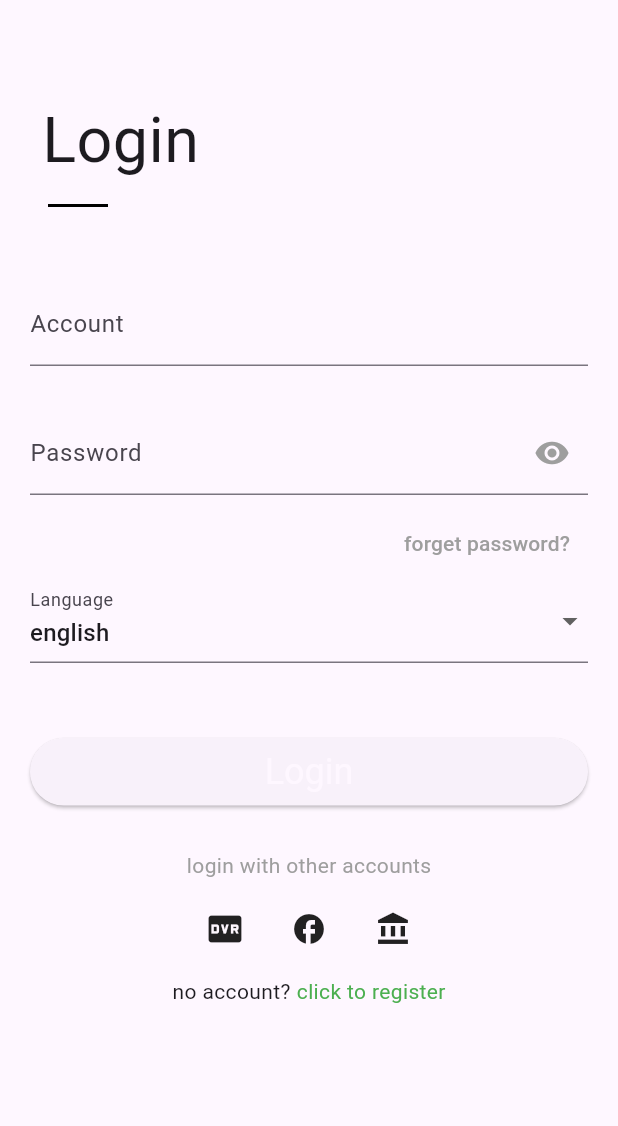
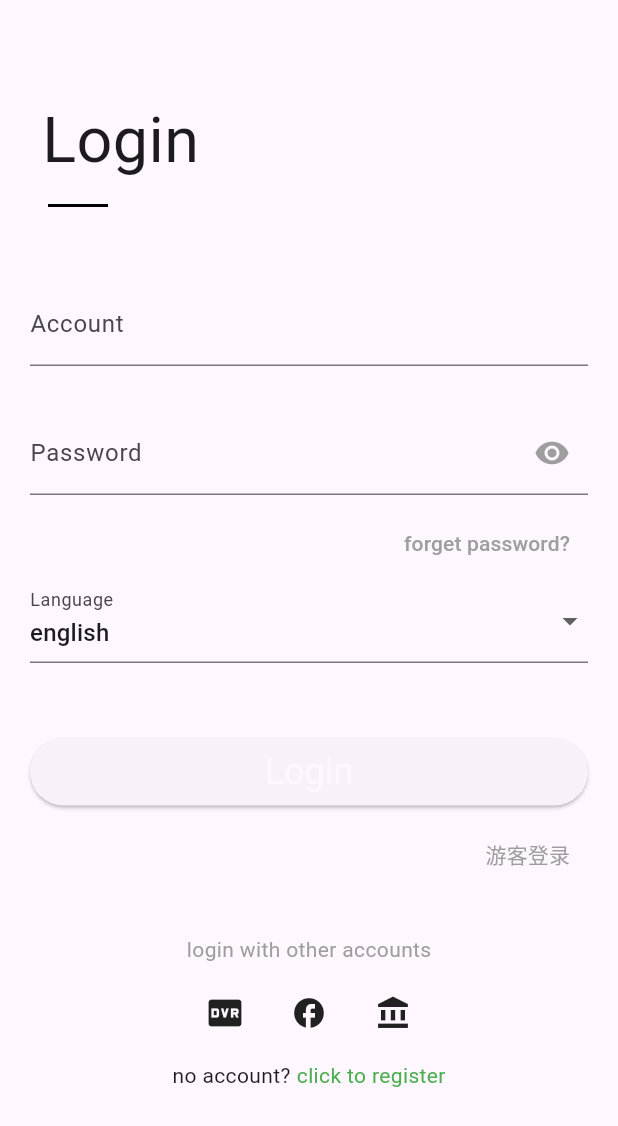
Before and after one commit to qianshipoi/QianShiMusic.Client.Flutter, a Flutter app: the LoginPage screen opened by its route, on a phone screen of 412 x 824 dp. Shown: the top 1126 px of the screen. Run offline on Flutter 3.47's test engine with Material 2 defaults, Android fonts, the phone set to English and light mode, and no system bars; our stand-ins replace cached_network_image, connectivity_plus, cookie_jar, curved_navigation_bar, dio, dio_cookie_manager and 5 more; accounts and stored records are empty.

Commit message:
feat: login

```diff
--- a/lib/main.dart
+++ b/lib/main.dart
@@ -12,6 +12,7 @@ import 'package:qianshi_music/pages/playlist_detail_page.dart';
 import 'package:qianshi_music/pages/search_page.dart';
 import 'package:qianshi_music/pages/settings_page.dart';
 import 'package:qianshi_music/pages/splash_screen_page.dart';
+import 'package:qianshi_music/provider/auth_provider.dart';
 import 'package:qianshi_music/stores/index_controller.dart';
 import 'package:qianshi_music/utils/http/http_util.dart';
 import 'package:qianshi_music/utils/sputils.dart';
@@ -38,6 +39,7 @@ Future<void> initStore() async {
   HttpUtils.init(
       baseUrl: ApiContants.baseUrl, interceptors: [CookieManager(jar)]);
   Get.put(IndexController());
+  Get.lazyPut(() => AuthProvider());
 }
 
 class MyApp extends StatelessWidget {
--- a/lib/pages/login_page.dart
+++ b/lib/pages/login_page.dart
@@ -4,6 +4,7 @@ import 'package:qianshi_music/locale/globalization.dart';
 import 'package:qianshi_music/pages/home_page.dart';
 import 'package:qianshi_music/provider/auth_provider.dart';
 import 'package:qianshi_music/stores/index_controller.dart';
+import 'package:qianshi_music/utils/http/http_util.dart';
 import 'package:qianshi_music/utils/logger.dart';
 
 class LoginPage extends StatefulWidget {
@@ -57,6 +58,7 @@ class _LoginPageState extends State<LoginPage> {
                 buildLanguageSelect(context),
                 const SizedBox(height: 50),
                 buildLoginButton(context),
+                buildAnonimousLoginLink(context),
                 const SizedBox(height: 30),
                 buildOtherLoginText(),
                 buildOtherMethod(context),
@@ -166,6 +168,24 @@ class _LoginPageState extends State<LoginPage> {
     );
   }
 
+  Widget buildAnonimousLoginLink(BuildContext context) {
+    return Padding(
+      padding: const EdgeInsets.only(top: 8.0),
+      child: Align(
+        alignment: Alignment.centerRight,
+        child: TextButton(
+          onPressed: () {
+            _anonimousLogin();
+          },
+          child: const Text(
+            '游客登录',
+            style: TextStyle(fontSize: 14, color: Colors.grey),
+          ),
+        ),
+      ),
+    );
+  }
+
   Widget buildOtherLoginText() {
     return Center(
         child: Text(Globalization.otherAccountLogin.tr,
@@ -219,7 +239,7 @@ class _LoginPageState extends State<LoginPage> {
 
   Future _doLogin(context) async {
     try {
-      var response = await _authProvider.anonimous();
+      var response = await _authProvider.login(_account, _password);
       if (!response.isOk) {
         throw ErrorDescription(response.toString());
       }
@@ -231,6 +251,11 @@ class _LoginPageState extends State<LoginPage> {
           Globalization.errorAccountNoExistsOrIncorrectPassword.tr,
           backgroundColor: Theme.of(context).primaryColor);
     }
+  }
+
+  Future _anonimousLogin() async {
+    await HttpUtils.get("register/anonimous");
+    Get.off(() => const HomePage());
   }
 
   Widget buildLanguageSelect(BuildContext context) {
```
Also changed, not shown: lib/pages/splash_screen_page.dart (+8 -4 lines).
